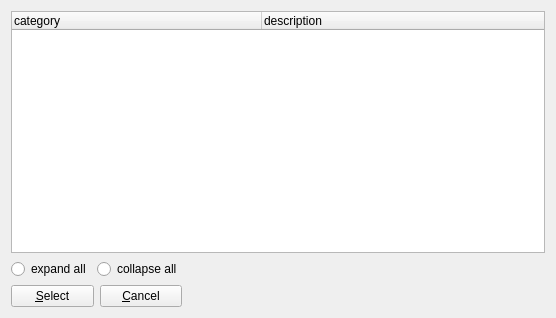
Above: client/uiforms/category_select.ui from Wolframe/configurator before the change. Below: the same form after it.
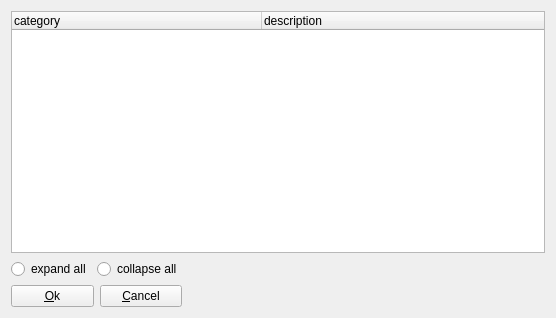
That is the form after the change. Icons and pictures are not drawn.

Commit message: small fixes in category selection in component forms

What changed in the file:
```diff
--- a/client/uiforms/category_select.ui
+++ b/client/uiforms/category_select.ui
@@ -77,7 +77,7 @@
      <item>
       <widget class="QPushButton" name="select">
        <property name="text">
-        <string>&amp;Select</string>
+        <string>&amp;Ok</string>
        </property>
        <property name="form" stdset="0">
         <string notr="true">_CLOSE_</string>
```
The commit also changes 4 other files.
